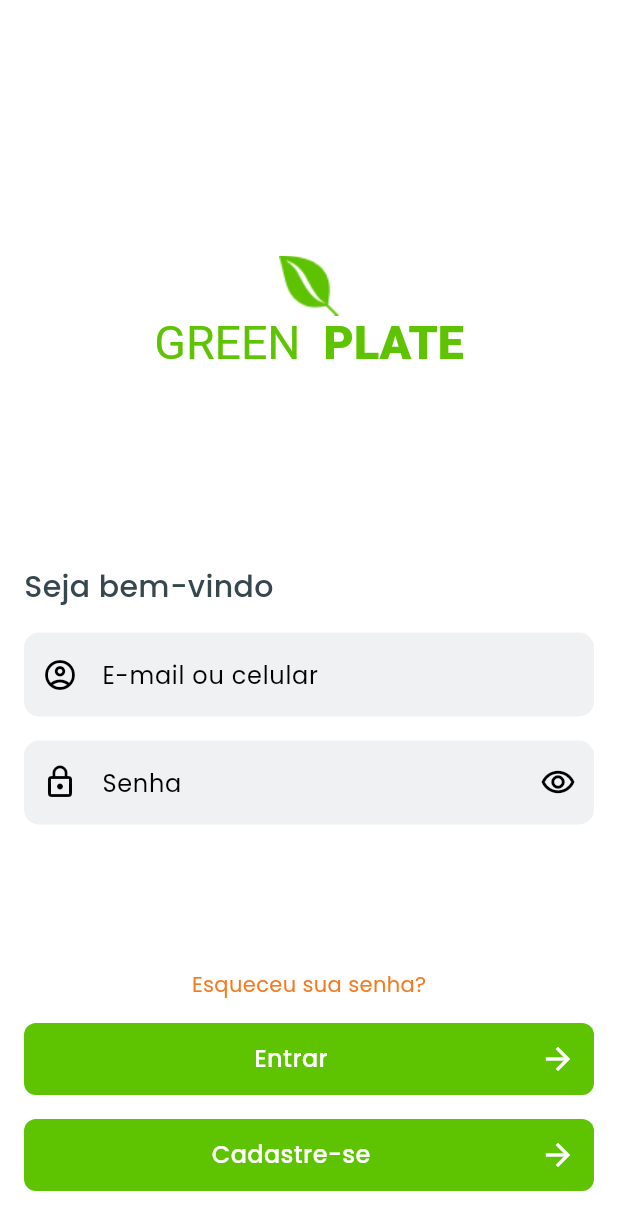
After one commit to rafaelpadu/green_plate, a Flutter app: the LoginScreen screen opened directly, on a phone screen of 412 x 824 dp. The commit adds this screen. Shown: the top 1230 px of the screen. Run offline on Flutter 3.47's test engine with Material 2 defaults, Android fonts, the phone set to English and light mode, and no system bars; our stand-ins replace carousel_slider, firebase_core, flutter_secure_storage; accounts and stored records are empty.

Commit message:
tela de login

```diff
--- a/lib/src/config/theme_colors.dart
+++ b/lib/src/config/theme_colors.dart
@@ -9,6 +9,8 @@ class ThemeColors {
       Color.alphaBlend(const Color.fromRGBO(252, 252, 252, 0.6), const Color.fromRGBO(254, 254, 254, .55));
   static Color blackFontColor = Colors.black;
   static Color dividerColor = const Color.fromRGBO(240, 240, 240, 1);
+  static Color blueIconColor = const Color.fromRGBO(35, 108, 217, 1);
+  static Color textFieldBackGround = const Color.fromRGBO(240, 241, 242, 1);
 
   ThemeData lightThemeData() {
     primary = const Color.fromRGBO(94, 196, 1, 1);
--- /dev/null
+++ b/lib/src/presentation/features/authentication/views/login_screen.dart
@@ -0,0 +1,172 @@
+import 'package:flutter/material.dart';
+import 'package:green_plate/src/config/theme_colors.dart';
+
+class LoginScreen extends StatefulWidget {
+  const LoginScreen({super.key});
+
+  @override
+  State<LoginScreen> createState() => _LoginScreenState();
+}
+
+class _LoginScreenState extends State<LoginScreen> {
+  final TextEditingController _emailController = TextEditingController();
+  final TextEditingController _passwordController = TextEditingController();
+  @override
+  Widget build(BuildContext context) {
+    return Scaffold(
+      body: SingleChildScrollView(
+          child: Container(
+        constraints: BoxConstraints(
+          minHeight: MediaQuery.sizeOf(context).height,
+          maxHeight: MediaQuery.sizeOf(context).height,
+        ),
+        padding: const EdgeInsets.symmetric(horizontal: 16),
+        child: Column(
+          mainAxisAlignment: MainAxisAlignment.spaceBetween,
+          children: [
+            const SizedBox(
+              height: 90,
+            ),
+            Column(
+              children: [
+                Image.asset('lib/res/assets/images/logos/main_logo.png'),
+                RichText(
+                    text:
+                        TextSpan(style: TextStyle(fontSize: 31, color: ThemeColors.primary), children: const <TextSpan>[
+                  TextSpan(text: 'GREEN '),
+                  TextSpan(
+                    text: ' PLATE',
+                    style: TextStyle(fontWeight: FontWeight.w800),
+                  )
+                ]))
+              ],
+            ),
+            Column(
+              children: [
+                Padding(
+                  padding: const EdgeInsets.only(top: 50),
+                  child: Row(
+                    mainAxisAlignment: MainAxisAlignment.start,
+                    children: [
+                      Text(
+                        'Seja bem-vindo',
+                        style: TextStyle(fontSize: 20, fontWeight: pesosDeFonte['medium']),
+                      ),
+                    ],
+                  ),
+                ),
+                Padding(
+                  padding: const EdgeInsets.symmetric(vertical: 16),
+                  child: TextFormField(
+                    controller: _emailController,
+                    decoration: InputDecoration(
+                      border: OutlineInputBorder(
+                        borderSide: BorderSide.none,
+                        borderRadius: BorderRadius.circular(10),
+                      ),
+                      hintText: 'E-mail ou celular',
+                      prefixIcon: const Icon(Icons.account_circle_outlined),
+                      fillColor: ThemeColors.textFieldBackGround,
+                      filled: true,
+                    ),
+                  ),
+                ),
+                TextFormField(
+                  controller: _passwordController,
+                  decoration: InputDecoration(
+                    border: OutlineInputBorder(
+                      borderSide: BorderSide.none,
+                      borderRadius: BorderRadius.circular(10),
+                    ),
+                    hintText: 'Senha',
+                    prefixIcon: const Icon(Icons.lock_outline),
+                    suffixIcon: const Icon(Icons.remove_red_eye_outlined),
+                    fillColor: ThemeColors.textFieldBackGround,
+                    filled: true,
+                  ),
+                ),
+              ],
+            ),
+            Column(
+              children: [
+                GestureDetector(
+                  onTap: () {},
+                  child: Padding(
+                    padding: const EdgeInsets.symmetric(vertical: 16),
+                    child: Text(
+                      'Esqueceu sua senha?',
+                      style: TextStyle(
+                        color: ThemeColors.secondary,
+                      ),
+                    ),
+                  ),
+                ),
+                Material(
+                  color: ThemeColors.primary,
+                  borderRadius: BorderRadius.circular(8),
+                  child: InkWell(
+                    customBorder: RoundedRectangleBorder(borderRadius: BorderRadius.circular(8)),
+                    onTap: () {},
+                    child: Padding(
+                      padding: const EdgeInsets.all(12.0),
+                      child: Row(
+                        mainAxisAlignment: MainAxisAlignment.spaceBetween,
+                        children: [
+                          Container(),
+                          Text(
+                            'Entrar',
+                            style: TextStyle(
+                              color: ThemeColors.whiteFontColor,
+                              fontSize: 16,
+                              fontWeight: pesosDeFonte['medium'],
+                            ),
+                          ),
+                          Icon(
+                            Icons.arrow_forward_outlined,
+                            color: ThemeColors.whiteFontColor,
+                          ),
+                        ],
+                      ),
+                    ),
+                  ),
+                ),
+                Padding(
+                  padding: const EdgeInsets.only(top: 16, bottom: 30),
+                  child: Material(
+                    color: ThemeColors.primary,
+                    borderRadius: BorderRadius.circular(8),
+                    child: InkWell(
+                      customBorder: RoundedRectangleBorder(borderRadius: BorderRadius.circular(8)),
+                      onTap: () {},
+                      child: Padding(
+                        padding: const EdgeInsets.all(12.0),
+                        child: Row(
+                          mainAxisAlignment: MainAxisAlignment.spaceBetween,
+                          children: [
+                            Container(),
+                            Text(
+                              'Cadastre-se',
+                              style: TextStyle(
+                                color: ThemeColors.whiteFontColor,
+                                fontSize: 16,
+                                fontWeight: pesosDeFonte['medium'],
+                              ),
+                            ),
+                            Icon(
+                              Icons.arrow_forward_outlined,
+                              color: ThemeColors.whiteFontColor,
+                            ),
+                          ],
+                        ),
+                      ),
+                    ),
+                  ),
+                ),
+              ],
+            ),
+          ],
+        ),
+      )),
+    );
+  }
+}
--- a/lib/src/presentation/features/main/green_plate_screen.dart
+++ b/lib/src/presentation/features/main/green_plate_screen.dart
@@ -2,6 +2,7 @@ import 'package:flutter/material.dart';
 import 'package:green_plate/src/config/theme_colors.dart';
 import 'package:green_plate/src/presentation/features/main/views/categories_screen.dart';
 import 'package:green_plate/src/presentation/features/main/views/home_screen.dart';
+import 'package:green_plate/src/presentation/features/main/views/more_info.dart';
 import 'package:green_plate/src/presentation/features/main/views/stores_screen.dart';
 
 class GreenPlateScreen extends StatefulWidget {
@@ -17,6 +18,7 @@ class _GreenPlateScreenState extends State<GreenPlateScreen> {
     CategoriesScreen(),
     StoresScreen(),
     HomeScreen(),
+    MoreInfoScreen(),
   ];
   final GlobalKey<ScaffoldState> _scaffoldKey = GlobalKey();
   int _currentIndex = 0;
@@ -135,6 +137,9 @@ class _GreenPlateScreenState extends State<GreenPlateScreen> {
         case 2:
           _title = 'Lojas';
           break;
+        case 4:
+          _title = 'Mais';
+          break;
       }
     });
   }
--- a/pubspec.yaml
+++ b/pubspec.yaml
@@ -66,6 +66,7 @@ flutter:
 
   # To add assets to your application, add an assets section, like this:
   assets:
+    - lib/res/assets/images/
     - lib/res/assets/images/categories/
     - lib/res/assets/images/products/
     - lib/res/assets/images/logos/
```
Also changed, not shown: lib/src/presentation/features/main/views/more_info.dart (added, +139 -0 lines), lib/res/assets/images/avatar_image.jpg (added), lib/res/assets/images/logos/main_logo.png (added).
